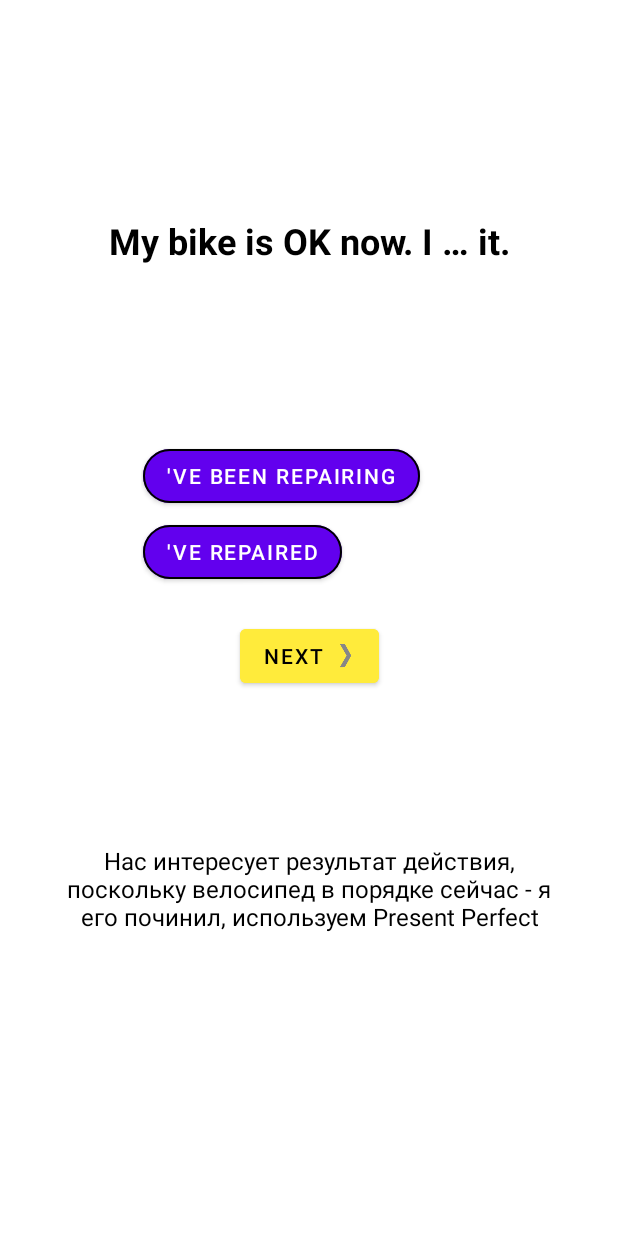
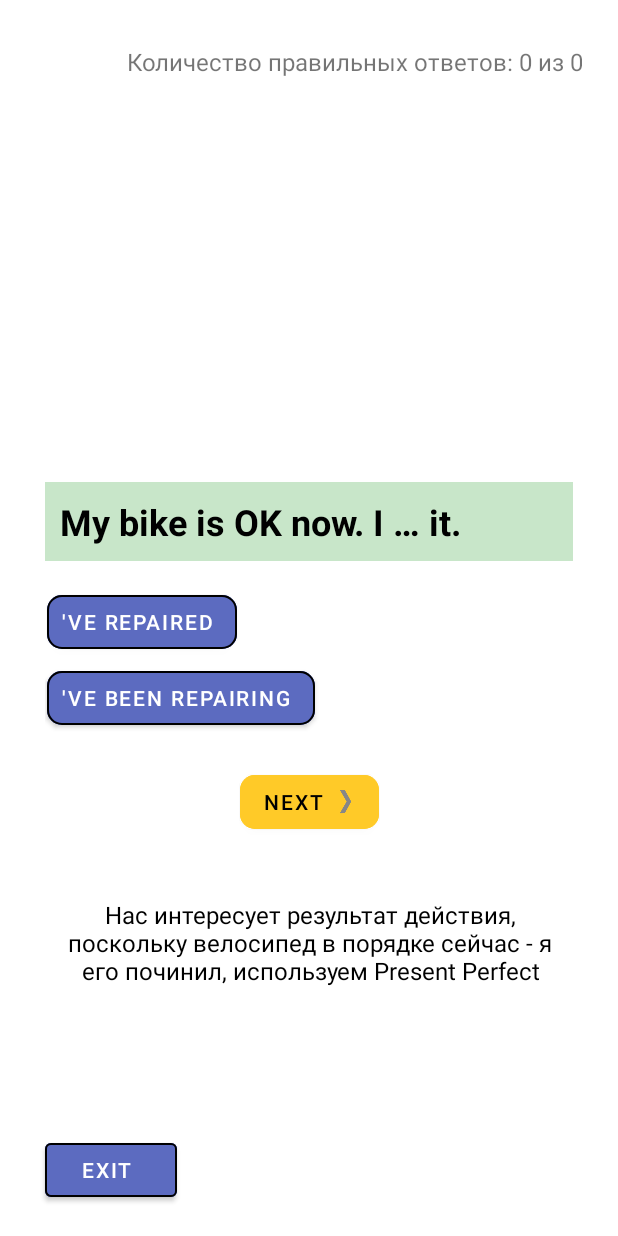
Before and after one commit to yudin5/EnglishQuiz, an Android app: the layout activity_main.xml on its own in the app's theme, with its tools: preview values and no code run, on a phone screen of 412 x 824 dp. Run offline under Robolectric (Android 15) with nearby library versions, the phone set to English and light mode, and no system bars.

Commit message:
add button exit, answers counter, refactoring

```diff
--- a/app/src/main/res/layout/activity_main.xml
+++ b/app/src/main/res/layout/activity_main.xml
@@ -8,63 +8,78 @@
     tools:context=".MainActivity">
 
     <!-- Текстовое поле с объяснением -->
+
+    <!-- Кнопка NEXT -->
+
     <TextView
         android:id="@+id/question_text_view"
-        android:layout_width="wrap_content"
+        android:layout_width="0dp"
         android:layout_height="wrap_content"
-        android:layout_marginTop="120dp"
-        android:padding="24dp"
-        android:textAlignment="center"
+        android:layout_marginStart="30dp"
+        android:layout_marginEnd="30dp"
+        android:layout_marginBottom="450dp"
+        android:background="#C8E6C9"
+        android:gravity="left"
+        android:padding="10dp"
+        android:textAlignment="textStart"
         android:textColor="@color/black"
         android:textSize="24sp"
         android:textStyle="bold"
+        app:layout_constraintBottom_toBottomOf="parent"
         app:layout_constraintEnd_toEndOf="parent"
+        app:layout_constraintHorizontal_bias="0.0"
         app:layout_constraintStart_toStartOf="parent"
-        app:layout_constraintTop_toTopOf="parent"
         tools:text="@string/q_1" />
 
     <LinearLayout
         android:id="@+id/linearLayout"
         android:layout_width="223dp"
         android:layout_height="101dp"
+        android:layout_marginStart="30dp"
         android:orientation="vertical"
         app:layout_constraintBottom_toBottomOf="parent"
         app:layout_constraintEnd_toEndOf="parent"
-        app:layout_constraintHorizontal_bias="0.497"
+        app:layout_constraintHorizontal_bias="0.0"
         app:layout_constraintStart_toStartOf="parent"
-        app:layout_constraintTop_toTopOf="parent"
-        app:layout_constraintVertical_bias="0.404">
+        app:layout_constraintTop_toBottomOf="@+id/question_text_view"
+        app:layout_constraintVertical_bias="0.044">
+
+        <Button
+            android:id="@+id/first_option_button"
+            android:layout_width="wrap_content"
+            android:layout_height="wrap_content"
+            android:layout_margin="@dimen/cardview_compat_inset_shadow"
+            android:backgroundTint="#5C6BC0"
+            android:paddingStart="10dp"
+            android:text="@string/q_1_op_1"
+            app:cornerRadius="10sp"
+            app:strokeWidth="1sp" />
 
         <Button
             android:id="@+id/second_option_button"
             android:layout_width="wrap_content"
             android:layout_height="wrap_content"
             android:layout_margin="@dimen/cardview_compat_inset_shadow"
+            android:backgroundTint="#5C6BC0"
+            android:paddingStart="10dp"
             android:text="@string/q_1_op_2"
-            app:cornerRadius="20sp"
+            app:cornerRadius="10sp"
             app:strokeWidth="1sp" />
 
-        <Button
-            android:id="@+id/first_option_button"
-            android:layout_width="wrap_content"
-            android:layout_height="wrap_content"
-            android:layout_margin="@dimen/cardview_compat_inset_shadow"
-            android:text="@string/q_1_op_1"
-            app:cornerRadius="20sp"
-            app:strokeWidth="1sp" />
+
     </LinearLayout>
 
-    <!-- Кнопка NEXT -->
     <Button
         android:id="@+id/next_button"
         android:layout_width="wrap_content"
         android:layout_height="wrap_content"
         android:layout_marginTop="20dp"
-        android:backgroundTint="#FFEB3B"
+        android:backgroundTint="#FFCA28"
         android:drawableEnd="@drawable/arrow_right"
         android:drawablePadding="4dp"
         android:text="@string/next_button"
         android:textColor="@color/black"
+        app:cornerRadius="10sp"
         app:layout_constraintEnd_toEndOf="parent"
         app:layout_constraintStart_toStartOf="parent"
         app:layout_constraintTop_toBottomOf="@+id/linearLayout" />
@@ -76,15 +91,45 @@
         android:layout_height="140dp"
         android:layout_marginTop="20dp"
         android:layout_marginBottom="80dp"
+        android:gravity="top"
         android:padding="20dp"
         android:textAlignment="center"
         android:textColor="@color/black"
         android:textSize="16sp"
         app:layout_constraintBottom_toBottomOf="parent"
         app:layout_constraintEnd_toEndOf="parent"
+        app:layout_constraintHorizontal_bias="0.516"
         app:layout_constraintStart_toStartOf="parent"
         app:layout_constraintTop_toBottomOf="@+id/next_button"
+        app:layout_constraintVertical_bias="0.0"
         tools:text="@string/q_1_explanation" />
+
+    <TextView
+        android:id="@+id/statistics_text_view"
+        android:layout_width="wrap_content"
+        android:layout_height="wrap_content"
+        android:layout_marginTop="30dp"
+        android:layout_marginEnd="20dp"
+        android:text="@string/statistics"
+        android:textAlignment="center"
+        android:textSize="16sp"
+        app:layout_constraintEnd_toEndOf="parent"
+        app:layout_constraintHorizontal_bias="0.955"
+        app:layout_constraintStart_toStartOf="parent"
+        app:layout_constraintTop_toTopOf="parent" />
+
+    <Button
+        android:id="@+id/btn_exit"
+        android:layout_width="wrap_content"
+        android:layout_height="wrap_content"
+        android:layout_marginStart="30dp"
+        android:layout_marginBottom="20dp"
+        android:backgroundTint="#5C6BC0"
+        android:paddingStart="10dp"
+        android:text="@string/exit_button"
+        app:layout_constraintBottom_toBottomOf="parent"
+        app:layout_constraintStart_toStartOf="parent"
+        app:strokeWidth="1sp" />
 
 
 </androidx.constraintlayout.widget.ConstraintLayout>
--- a/app/src/main/res/values/questions.xml
+++ b/app/src/main/res/values/questions.xml
@@ -12,4 +12,10 @@
     <string name="q_2_op_2">were</string>
     <string name="q_2_explanation">Последние несколько дней - период времени с какого-то момента в прошлом по настоящий момент,
         соответственно есть связь с настоящим, используем Present Perfect</string>
+
+    <string name="q_3">Либо плыви, либо тони</string>
+    <string name="q_3_op_1">ups and downs</string>
+    <string name="q_3_op_2">sink or swim</string>
+    <string name="q_3_explanation">ups and downs - взлёты и падения</string>
+
 </resources>
--- a/app/src/main/res/values/strings.xml
+++ b/app/src/main/res/values/strings.xml
@@ -7,4 +7,9 @@
 
     <!--    Buttons -->
     <string name="next_button">Next</string>
+    <string name="exit_button">Exit</string>
+
+    <!--    Количество правильных ответов -->
+    <string name="statistics">Количество правильных ответов: 0 из 0</string>
+
 </resources>
```
Also changed, not shown: app/src/main/java/com/example/englishquiz/MainActivity.java (+16 -16 lines), app/src/main/java/com/example/englishquiz/Question.java (added, +21 -0 lines), app/src/main/java/com/example/englishquiz/Questions.java (added, +28 -0 lines).
